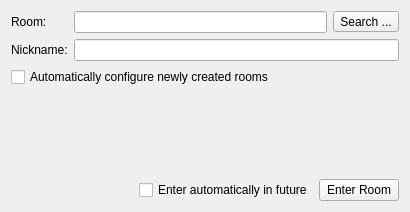
Qt form Swift/QtUI/QtJoinMUCWindow.ui (swift/swift) before a commit.
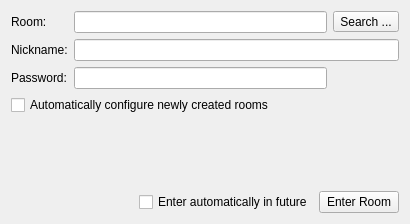
The same form after that commit.

```diff
--- a/Swift/QtUI/QtJoinMUCWindow.ui
+++ b/Swift/QtUI/QtJoinMUCWindow.ui
@@ -7,7 +7,7 @@
     <x>0</x>
     <y>0</y>
     <width>410</width>
-    <height>212</height>
+    <height>224</height>
    </rect>
   </property>
   <property name="sizePolicy">
@@ -53,6 +53,16 @@
        </property>
       </widget>
      </item>
+     <item row="2" column="0">
+      <widget class="QLabel" name="label">
+       <property name="text">
+        <string>Password:</string>
+       </property>
+      </widget>
+     </item>
+     <item row="2" column="1">
+      <widget class="QLineEdit" name="password"/>
+     </item>
     </layout>
    </item>
    <item>
```
